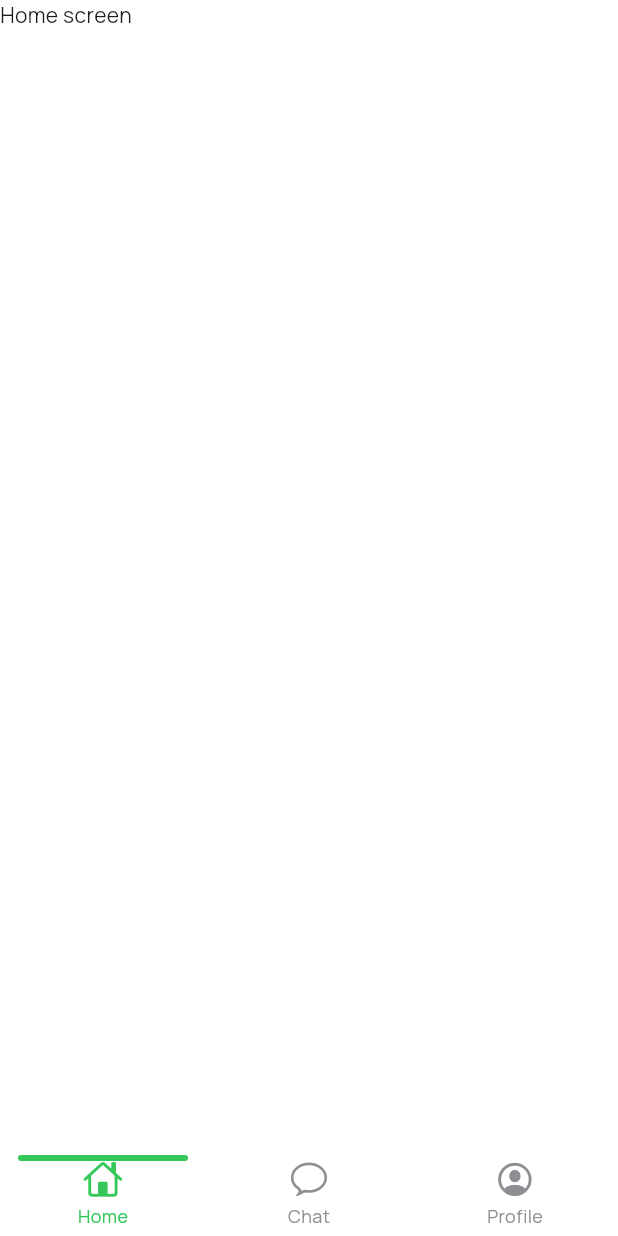
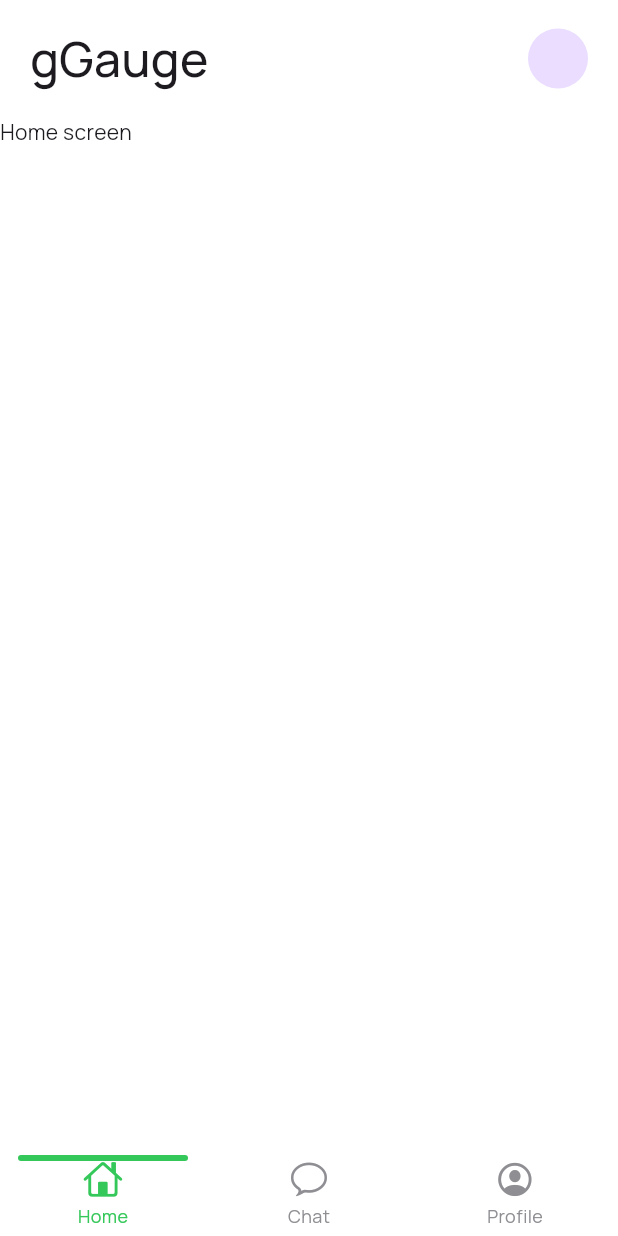
Before and after one commit to TushigBro/glucose-monitoring, a Flutter app: the MainScreen screen opened directly, on a phone screen of 412 x 824 dp. Run offline on Flutter 3.47's test engine with Material 3 defaults, Android fonts, the phone set to English and light mode, and no system bars; drawn by our look-alikes of persistent_bottom_nav_bar; our stand-ins replace country_picker.

Commit message:
Main screen initialize

```diff
--- a/lib/info_screen.dart
+++ b/lib/info_screen.dart
@@ -94,6 +94,7 @@ class _InfoScreenState extends State<InfoScreen> {
 
   void _showNationalityPicker() {
     showCountryPicker(
+
       context: context,
       showWorldWide: false,
       onSelect: (Country country) {
--- a/lib/main_screen.dart
+++ b/lib/main_screen.dart
@@ -16,17 +16,18 @@ class MainScreen extends StatefulWidget {
 
 class _MainScreenState extends State<MainScreen> {
   late PersistentTabController _controller;
+
   @override
   void initState() {
+    super.initState();
     _controller = PersistentTabController(initialIndex: 0);
-    super.initState();
   }
 
   List<Widget> _buildScreens() {
     return [
       Homescreen(),
+      MyChatScreen(),
       ProfileScreen(),
-      MyChatScreen(),
     ];
   }
 
@@ -55,7 +56,32 @@ class _MainScreenState extends State<MainScreen> {
 
   @override
   Widget build(BuildContext context) {
-    return PersistentTabView(
+    return Scaffold(
+      backgroundColor: Colors.white,
+      body: SafeArea(
+        child: Column(
+          children: [
+            Padding(
+              padding:
+                  const EdgeInsets.symmetric(horizontal: 20.0, vertical: 16),
+              child: Row(
+                children: [
+                  Text(
+                    'gGauge',
+                    style: TextStyle(
+                      fontSize: 32,
+                      fontWeight: FontWeight.w500,
+                    ),
+                  ),
+                  Spacer(),
+                  CircleAvatar(
+                    radius: 20,
+                  ),
+                ],
+              ),
+            ),
+            Expanded(
+              child: PersistentTabView(
                 context,
                 controller: _controller,
                 screens: _buildScreens(),
@@ -70,6 +96,11 @@ class _MainScreenState extends State<MainScreen> {
                   colorBehindNavBar: Colors.white,
                 ),
                 navBarStyle: NavBarStyle.style3,
+              ),
+            ),
+          ],
+        ),
+      ),
     );
   }
 }
```
Also changed, not shown: 3 other files. Lines whose indentation alone changed are shown as unchanged.
